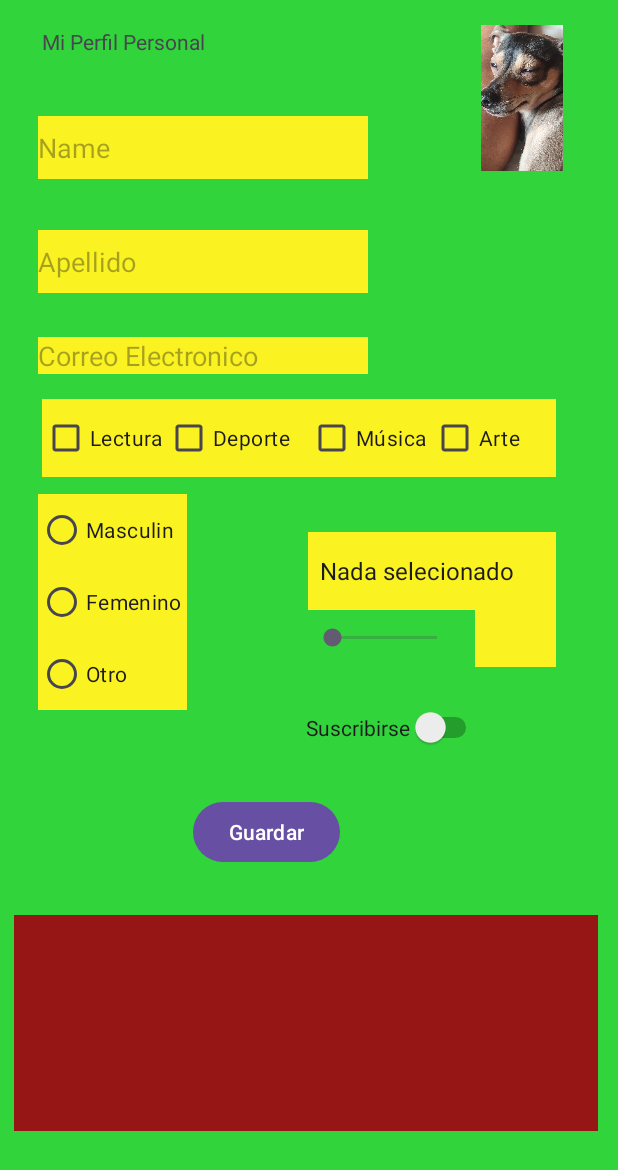
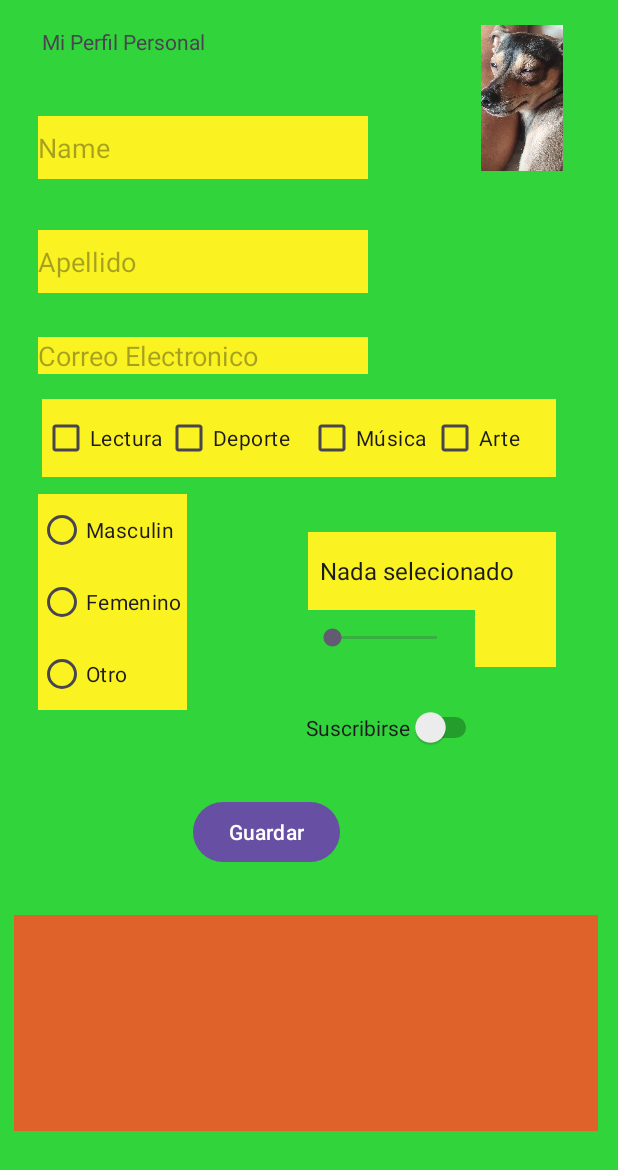
Before and after one commit to sebasRuss/Pr_003_PMDM, an Android app: the screen it shows after launch (MainActivity), on a phone screen of 412 x 824 dp. Shown: the top 1170 px of the screen. Run offline under Robolectric (Android 15) with nearby library versions, the phone set to English and light mode, and no system bars.

Commit message:
Toqueteado un poco el color

```diff
--- a/app/src/main/java/com/example/pr_3_pmdm/MainActivity.kt
+++ b/app/src/main/java/com/example/pr_3_pmdm/MainActivity.kt
@@ -44,19 +44,19 @@ class MainActivity : AppCompatActivity(), AdapterView.OnItemSelectedListener {
     lateinit var textCorreo : EditText
     var eleccionSuscrito = ".."
 
+    lateinit var mensajeGuardado : String
 
-    @SuppressLint("MissingInflatedId")
+    private val clave_editTExtVisualizacion = "valor clave editText"
+    private val clave_seekBar = "valor clave seekBar"
+
+
+
     override fun onCreate(savedInstanceState: Bundle?) {
         super.onCreate(savedInstanceState)
         enableEdgeToEdge()
         setContentView(R.layout.activity_main)
 
 
-        ViewCompat.setOnApplyWindowInsetsListener(findViewById(R.id.main)) { v, insets ->
-            val systemBars = insets.getInsets(WindowInsetsCompat.Type.systemBars())
-            v.setPadding(systemBars.left, systemBars.top, systemBars.right, systemBars.bottom)
-            insets
-        }
         //instanciamos elementos graficos
         radioGroup = findViewById(R.id.radioGroupSexo)
         botonGuardar = findViewById(R.id.buttonGuardar)
@@ -122,16 +122,35 @@ class MainActivity : AppCompatActivity(), AdapterView.OnItemSelectedListener {
                 eleccionSuscrito = "No Suscrito"
             }
         }
+        //verificamos si existe un estado guardado
+        if (savedInstanceState != null){
 
+            val guardadoProgresoTexto = savedInstanceState.getString(clave_editTExtVisualizacion)
+            textVisualizacion.setText(guardadoProgresoTexto)
+
+            val guardadoPregresoSeekBar = savedInstanceState.getInt(clave_seekBar)
+            seekBar.progress = guardadoPregresoSeekBar
+        }
+   }
+    override fun onItemSelected(p0: AdapterView<*>?, p1: View?, p2: Int, p3: Long) {
+
+        botonGuardar.setOnClickListener {
+            visualizacion()
+        }
     }
 
-    override fun onItemSelected(p0: AdapterView<*>?, p1: View?, p2: Int, p3: Long) {
-
-        visualizacion()
-
-        //
+    /**
+     * Este metodo al ser destruida la actividad (girar pantalla) almacena la informacion recogida
+     * para luego traspasarla a la nueva actividad
+     * @param outState: Bundle
+     */
+    override fun onSaveInstanceState(outState: Bundle) {
+        super.onSaveInstanceState(outState)
+        //este controlara que se guarde lo que se visualizara en el textViewVisualizacion
+        outState.putString(clave_editTExtVisualizacion, textVisualizacion.text.toString())
+        //este controlara que se guarde el valor del seekBar
+        outState.putInt(clave_seekBar, seekBar.progress)
     }
-
     override fun onNothingSelected(p0: AdapterView<*>?) {
         TODO("Not yet implemented")
     }
@@ -139,10 +158,7 @@ class MainActivity : AppCompatActivity(), AdapterView.OnItemSelectedListener {
     /**
      * Funcion que mostrara la informacion al presionar el botonGuardar
      */
-    @SuppressLint("ServiceCast")
     private fun visualizacion (){
-        //incorporamos a esta funcion el botonGuardar
-        botonGuardar.setOnClickListener {
 
             val preferencia = validadorCheckBox()
             //guardamos la informacion introducida en los textEdit del formulario
@@ -166,12 +182,14 @@ class MainActivity : AppCompatActivity(), AdapterView.OnItemSelectedListener {
             } else {
                 val mensajeVisualizacion =
                     "Nombre: $nombre\nApellido: $apellido\nCorreo Electronico: $correo\nCiudad:" +
-                            " $ciudad\nPreferencias: $preferencia\nSexo: $sexo\nNivel Satisfaccion: $nivelSatisfaccion\nSuscripción: $eleccionSuscrito "
+                            " $ciudad\nPreferencias: $preferencia\nSexo: $sexo\nNivel Satisfaccion: $nivelSatisfaccion\nSuscripción: $eleccionSuscrito"
+
+                mensajeGuardado = mensajeVisualizacion
 
                 //enviamos la infomacion a la visuazliccion del textView
                 textVisualizacion.setText(mensajeVisualizacion)
             }
-        }
+
     }
 
     /**
@@ -247,4 +265,5 @@ class MainActivity : AppCompatActivity(), AdapterView.OnItemSelectedListener {
         }
     }
 
+
 }
--- a/app/src/main/res/layout-land/activity_main.xml
+++ b/app/src/main/res/layout-land/activity_main.xml
@@ -6,13 +6,15 @@
     xmlns:tools="http://schemas.android.com/tools"
     android:layout_width="match_parent"
     android:layout_height="match_parent"
-    android:fillViewport="true">
+    android:fillViewport="true"
+    android:background="@color/azulClaro">
 
     <androidx.constraintlayout.widget.ConstraintLayout
         android:id="@+id/main"
         android:layout_width="match_parent"
         android:layout_height="wrap_content"
-        tools:context=".MainActivity">
+        tools:context=".MainActivity"
+        >
 
 
         <TextView
@@ -25,7 +27,8 @@
             app:layout_constraintHorizontal_bias="0.132"
             app:layout_constraintStart_toStartOf="parent"
             app:layout_constraintTop_toTopOf="parent"
-            app:layout_constraintVertical_bias="0.022" />
+            app:layout_constraintVertical_bias="0.022"
+            />
 
         <!-- Importante el tipo de dato, texto, correo...se usa el
         android:input=textPersonName -->
@@ -35,13 +38,14 @@
             android:id="@+id/imageViewFoto"
             android:layout_width="96dp"
             android:layout_height="97dp"
+
             app:layout_constraintBottom_toBottomOf="parent"
             app:layout_constraintEnd_toEndOf="parent"
             app:layout_constraintHorizontal_bias="0.818"
             app:layout_constraintStart_toEndOf="@+id/textViewPerfil"
             app:layout_constraintTop_toTopOf="parent"
             app:layout_constraintVertical_bias="0.023"
-            app:srcCompat="@drawable/ic_launcher_background" />
+            app:srcCompat="@drawable/coco" />
 
         <EditText
             android:id="@+id/editTextNombre"
@@ -54,7 +58,8 @@
             app:layout_constraintHorizontal_bias="0.146"
             app:layout_constraintStart_toStartOf="@+id/textViewPerfil"
             app:layout_constraintTop_toBottomOf="@+id/textViewPerfil"
-            app:layout_constraintVertical_bias="0.053" />
+            app:layout_constraintVertical_bias="0.053"
+            android:background="@color/amarillo"/>
 
         <EditText
             android:id="@+id/editTextApellido"
@@ -67,7 +72,8 @@
             app:layout_constraintHorizontal_bias="0.0"
             app:layout_constraintStart_toStartOf="@+id/editTextNombre"
             app:layout_constraintTop_toBottomOf="@+id/editTextNombre"
-            app:layout_constraintVertical_bias="0.051" />
+            app:layout_constraintVertical_bias="0.051"
+            android:background="@color/amarillo"/>
 
         <EditText
             android:id="@+id/editTextTextCorreoElectronico"
@@ -81,7 +87,8 @@
             app:layout_constraintHorizontal_bias="0.0"
             app:layout_constraintStart_toStartOf="@+id/editTextApellido"
             app:layout_constraintTop_toBottomOf="@+id/editTextApellido"
-            app:layout_constraintVertical_bias="0.049" />
+            app:layout_constraintVertical_bias="0.049"
+            android:background="@color/amarillo"/>
 
         <RadioGroup
             android:id="@+id/radioGroupSexo"
@@ -93,13 +100,15 @@
             app:layout_constraintHorizontal_bias="0.0"
             app:layout_constraintStart_toStartOf="@+id/editTextTextCorreoElectronico"
             app:layout_constraintTop_toBottomOf="@+id/editTextTextCorreoElectronico"
-            app:layout_constraintVertical_bias="0.0">
+            app:layout_constraintVertical_bias="0.0"
+            android:background="@color/amarillo">
 
             <RadioButton
                 android:id="@+id/radioButtonMasculino"
-                android:layout_width="match_parent"
+                android:layout_width="wrap_content"
                 android:layout_height="wrap_content"
-                android:text="@string/masculino" />
+                android:text="@string/masculino"
+                />
 
             <RadioButton
                 android:id="@+id/radioButtonFemenino"
@@ -123,7 +132,9 @@
             app:layout_constraintHorizontal_bias="0.833"
             app:layout_constraintStart_toStartOf="parent"
             app:layout_constraintTop_toBottomOf="@+id/editTextTextCorreoElectronico"
-            app:layout_constraintVertical_bias="0.201" />
+            app:layout_constraintVertical_bias="0.201"
+            android:background="@color/amarillo"
+            />
 
         <CheckBox
             android:id="@+id/checkBoxLectura"
@@ -135,7 +146,8 @@
             app:layout_constraintHorizontal_bias="0.085"
             app:layout_constraintStart_toStartOf="parent"
             app:layout_constraintTop_toBottomOf="@+id/editTextTextCorreoElectronico"
-            app:layout_constraintVertical_bias="0.032" />
+            app:layout_constraintVertical_bias="0.032"
+            android:background="@color/amarillo"/>
 
         <CheckBox
             android:id="@+id/checkBoxDeporte"
@@ -147,7 +159,8 @@
             app:layout_constraintHorizontal_bias="0.348"
             app:layout_constraintStart_toStartOf="parent"
             app:layout_constraintTop_toBottomOf="@+id/editTextTextCorreoElectronico"
-            app:layout_constraintVertical_bias="0.032" />
+            app:layout_constraintVertical_bias="0.032"
+            android:background="@color/amarillo"/>
 
         <CheckBox
             android:id="@+id/checkBoxMusica"
@@ -159,7 +172,8 @@
             app:layout_constraintHorizontal_bias="0.625"
             app:layout_constraintStart_toStartOf="parent"
             app:layout_constraintTop_toBottomOf="@+id/editTextTextCorreoElectronico"
-            app:layout_constraintVertical_bias="0.032" />
+            app:layout_constraintVertical_bias="0.032"
+            android:background="@color/amarillo"/>
 
         <CheckBox
             android:id="@+id/checkBoxArte"
@@ -171,7 +185,8 @@
             app:layout_constraintHorizontal_bias="0.875"
             app:layout_constraintStart_toStartOf="parent"
             app:layout_constraintTop_toBottomOf="@+id/editTextTextCorreoElectronico"
-            app:layout_constraintVertical_bias="0.032" />
+            app:layout_constraintVertical_bias="0.032"
+            android:background="@color/amarillo"/>
 
         <SeekBar
             android:id="@+id/seekBarSatisfaccion"
@@ -182,7 +197,8 @@
             app:layout_constraintHorizontal_bias="0.0"
             app:layout_constraintStart_toStartOf="@+id/spinnerPaises"
             app:layout_constraintTop_toBottomOf="@+id/spinnerPaises"
-            app:layout_constraintVertical_bias="0.0" />
+            app:layout_constraintVertical_bias="0.0"
+            />
 
         <TextView
             android:id="@+id/textViewValorSatisfaccion"
@@ -194,7 +210,8 @@
             app:layout_constraintHorizontal_bias="1.0"
             app:layout_constraintStart_toStartOf="@+id/spinnerPaises"
             app:layout_constraintTop_toBottomOf="@+id/spinnerPaises"
-            app:layout_constraintVertical_bias="0.0" />
+            app:layout_constraintVertical_bias="0.0"
+            android:background="@color/amarillo"/>
 
         <Switch
             android:id="@+id/switchSuscribirse"
@@ -218,7 +235,8 @@
             app:layout_constraintHorizontal_bias="0.41"
             app:layout_constraintStart_toStartOf="parent"
             app:layout_constraintTop_toBottomOf="@+id/radioGroupSexo"
-            app:layout_constraintVertical_bias="0.189" />
+            app:layout_constraintVertical_bias="0.189"
+            />
 
         <TextView
             android:id="@+id/textViewVisualizacionPerfil"
@@ -230,7 +248,10 @@
             app:layout_constraintHorizontal_bias="0.416"
             app:layout_constraintStart_toStartOf="parent"
             app:layout_constraintTop_toBottomOf="@+id/buttonGuardar"
-            app:layout_constraintVertical_bias="0.309" />
+            app:layout_constraintVertical_bias="0.309"
+            android:background="@color/rojoClaro"
+
+            />
 
 
     </androidx.constraintlayout.widget.ConstraintLayout>
--- a/app/src/main/res/layout/activity_main.xml
+++ b/app/src/main/res/layout/activity_main.xml
@@ -249,7 +249,7 @@
             app:layout_constraintStart_toStartOf="parent"
             app:layout_constraintTop_toBottomOf="@+id/buttonGuardar"
             app:layout_constraintVertical_bias="0.309"
-            android:background="@color/rojoOscuro"
+            android:background="@color/rojoClaro"
 
              />
 
--- a/app/src/main/res/values/colors.xml
+++ b/app/src/main/res/values/colors.xml
@@ -4,8 +4,8 @@
     <color name="white">#FFFFFFFF</color>
     <color name="azulClaro">#31d43b</color>
     <color name="rojoOscuro">#961515</color>
-    <color name="rojoClaro">#ca3f3f</color>
+    <color name="rojoClaro">#de6229</color>
     <color name="amarillo">#faf321</color>
-    <color name="VerderOscuo">#0f7422</color>
+    <color name="VerderOscuo">#59f112</color>
 
 </resources>
```
